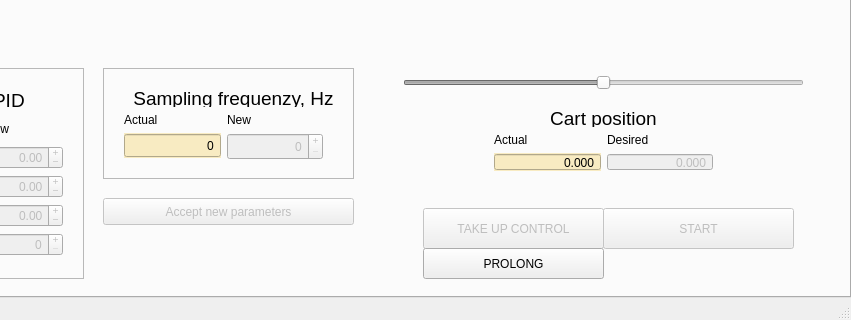
Qt form mainwindow.ui (szkulisz/mgr_gui) before a commit; both pictures show x 429 to 1280 and y 448 to 768 of the 1280 by 768 pixel window.
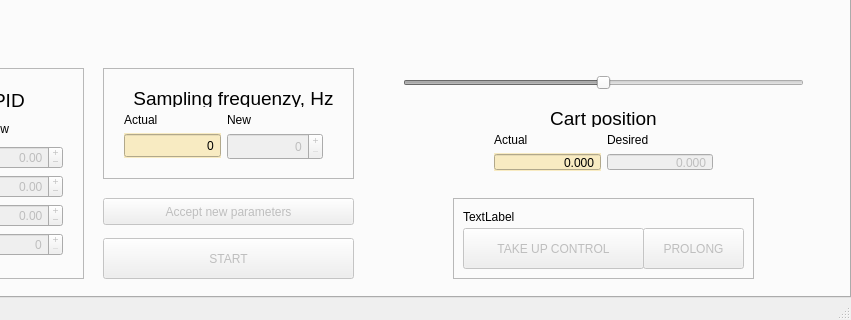
The same form after that commit. Custom widgets are drawn as their Qt base class.

Commit message:
działa take control
    teraz:
    set parametrów, start/stop,  set point
    zmiana periodu

```diff
--- a/mainwindow.ui
+++ b/mainwindow.ui
@@ -298,37 +298,24 @@
        </item>
       </layout>
      </widget>
-     <widget class="QPushButton" name="bControl">
-      <property name="enabled">
-       <bool>false</bool>
-      </property>
-      <property name="geometry">
-       <rect>
-        <x>850</x>
-        <y>630</y>
-        <width>181</width>
-        <height>41</height>
-       </rect>
-      </property>
-      <property name="text">
-       <string>TAKE UP CONTROL</string>
-      </property>
-     </widget>
      <widget class="QPushButton" name="bStart">
       <property name="enabled">
        <bool>false</bool>
       </property>
       <property name="geometry">
        <rect>
-        <x>1030</x>
-        <y>630</y>
-        <width>191</width>
+        <x>530</x>
+        <y>660</y>
+        <width>251</width>
         <height>41</height>
        </rect>
       </property>
       <property name="text">
        <string>START</string>
       </property>
+      <property name="default">
+       <bool>true</bool>
+      </property>
      </widget>
      <widget class="QFrame" name="frame">
       <property name="geometry">
@@ -1293,27 +1280,93 @@
        <string>Accept new parameters</string>
       </property>
      </widget>
-     <widget class="QPushButton" name="bControl_2">
-      <property name="enabled">
-       <bool>true</bool>
-      </property>
+     <widget class="QFrame" name="frame_4">
       <property name="geometry">
        <rect>
-        <x>850</x>
-        <y>670</y>
-        <width>181</width>
-        <height>31</height>
+        <x>880</x>
+        <y>620</y>
+        <width>301</width>
+        <height>81</height>
        </rect>
       </property>
-      <property name="autoFillBackground">
-       <bool>false</bool>
+      <property name="frameShape">
+       <enum>QFrame::StyledPanel</enum>
       </property>
-      <property name="styleSheet">
-       <string notr="true">selection-color: rgb(212, 140, 30);</string>
+      <property name="frameShadow">
+       <enum>QFrame::Raised</enum>
       </property>
-      <property name="text">
-       <string>PROLONG</string>
-      </property>
+      <widget class="QPushButton" name="bProlong">
+       <property name="enabled">
+        <bool>false</bool>
+       </property>
+       <property name="geometry">
+        <rect>
+         <x>190</x>
+         <y>30</y>
+         <width>101</width>
+         <height>41</height>
+        </rect>
+       </property>
+       <property name="sizePolicy">
+        <sizepolicy hsizetype="Fixed" vsizetype="Fixed">
+         <horstretch>0</horstretch>
+         <verstretch>0</verstretch>
+        </sizepolicy>
+       </property>
+       <property name="minimumSize">
+        <size>
+         <width>0</width>
+         <height>0</height>
+        </size>
+       </property>
+       <property name="autoFillBackground">
+        <bool>false</bool>
+       </property>
+       <property name="styleSheet">
+        <string notr="true"/>
+       </property>
+       <property name="text">
+        <string>PROLONG</string>
+       </property>
+       <property name="autoDefault">
+        <bool>false</bool>
+       </property>
+       <property name="default">
+        <bool>true</bool>
+       </property>
+       <property name="flat">
+        <bool>false</bool>
+       </property>
+      </widget>
+      <widget class="QPushButton" name="bControl">
+       <property name="enabled">
+        <bool>false</bool>
+       </property>
+       <property name="geometry">
+        <rect>
+         <x>10</x>
+         <y>30</y>
+         <width>181</width>
+         <height>41</height>
+        </rect>
+       </property>
+       <property name="text">
+        <string>TAKE UP CONTROL</string>
+       </property>
+      </widget>
+      <widget class="QLabel" name="lControlInfo">
+       <property name="geometry">
+        <rect>
+         <x>10</x>
+         <y>10</y>
+         <width>281</width>
+         <height>17</height>
+        </rect>
+       </property>
+       <property name="text">
+        <string>TextLabel</string>
+       </property>
+      </widget>
      </widget>
     </widget>
    </widget>
```
Left out of the diff: 18 changed lines with no effect on the pictures. The commit also changes 2 other files.
